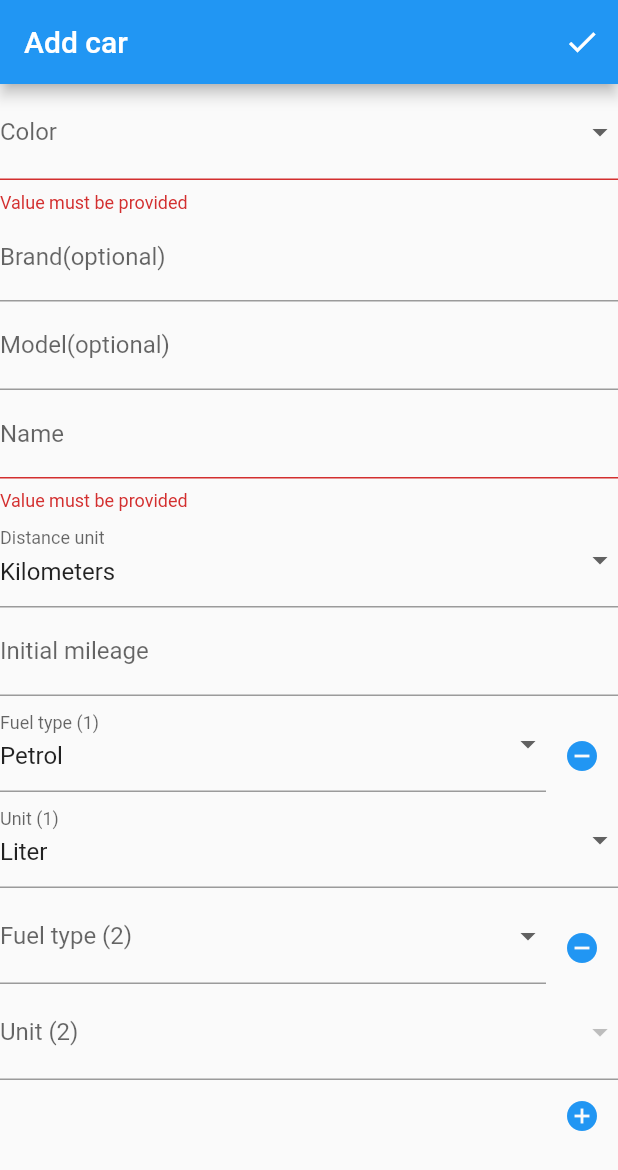
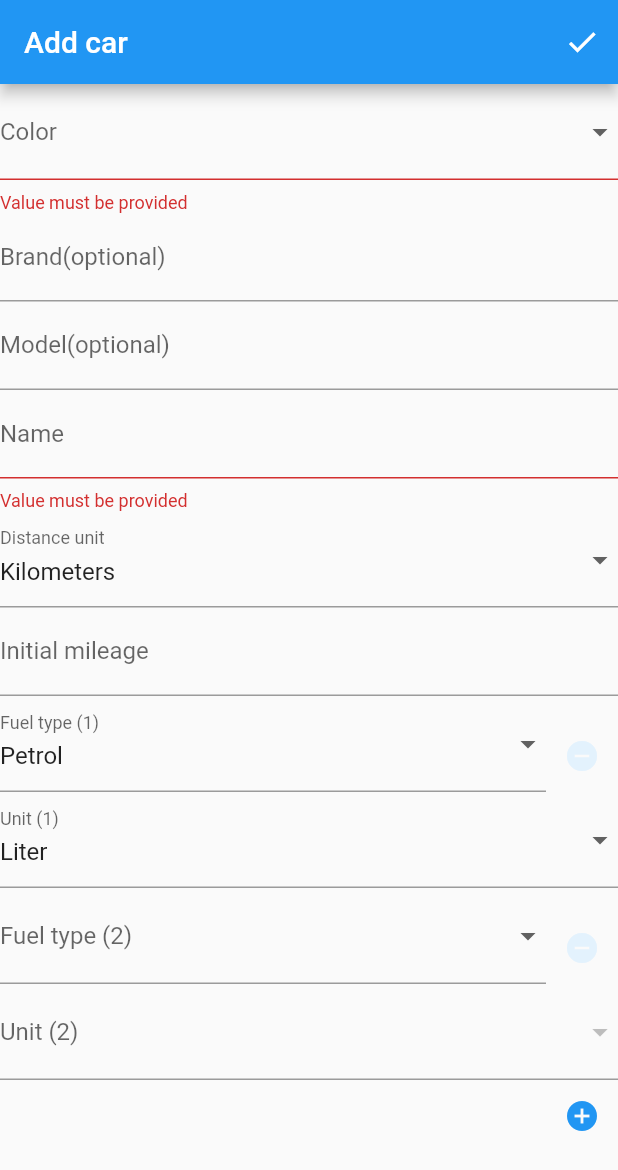
Before and after one commit to 0xym/car_cash, a Flutter app: the screen it shows after launch, after a tap on the "check" icon, after a tap on the "add circle" icon, on a phone screen of 412 x 824 dp. Shown: the top 1170 px of the screen. Run offline on Flutter 3.47's test engine with Material 2 defaults, Android fonts, the phone set to English and light mode, and no system bars; our stand-ins replace shared_preferences, sqflite; accounts and stored records are empty.

Commit message:
updates/fixes after moving to Dart 2 (no more NPEs and obsolete members used

```diff
--- a/lib/screens/add_car_screen.dart
+++ b/lib/screens/add_car_screen.dart
@@ -74,13 +74,13 @@ class _AddCarScreenState extends State<AddCarScreen> {
   void _saveForm() {
     if (_formKey.currentState!.validate()) {
       _formKey.currentState!.save();
-      final cars = Provider.of<Cars>(context);
+      final cars = Provider.of<Cars>(context, listen: false);
       final oldMileage = cars.get(_car!.id)?.initialMileage;
       final requestUpdate =
           (oldMileage != null) && (oldMileage != _car!.initialMileage);
       cars.addCar(_car!..sanitize());
       if (requestUpdate) {
-        Provider.of<Refuelings>(context)
+        Provider.of<Refuelings>(context, listen: false)
             .recalculateTotalMileage(_car!.id!, _car!.initialMileage!);
       }
       if (widget._asMainScreen) {
@@ -98,11 +98,11 @@ class _AddCarScreenState extends State<AddCarScreen> {
         builder: (ctx) => AlertDialog(
               title: Text(loc.tr('deleteCarConfirmation')),
               actions: <Widget>[
-                FlatButton(
+                TextButton(
                   child: Text(loc.tr('cancelAction')),
                   onPressed: () => Navigator.of(context).pop(),
                 ),
-                FlatButton(
+                TextButton(
                   child: Text(loc.tr('deleteAction')),
                   onPressed: () {
                     Provider.of<Cars>(context).delete(_car!.id!);
--- a/lib/widgets/fuel_type_selection.dart
+++ b/lib/widgets/fuel_type_selection.dart
@@ -56,7 +56,7 @@ class FuelTypeSelectionWidget extends StatelessWidget {
               IconButton(
                 icon: Icon(Icons.remove_circle),
                 onPressed: () => onDeleted?.call(fuelIndex),
-                color: Theme.of(context).accentColor,
+                color: Theme.of(context).secondaryHeaderColor,
               ),
           ],
         ),
--- a/lib/widgets/number_form.dart
+++ b/lib/widgets/number_form.dart
@@ -6,7 +6,7 @@ const DEFAULT_PRECISION = 2;
 class NumberForm extends StatelessWidget {
   final void Function(String) onSaved;
   final void Function() onEditingComplete;
-  final String Function(double) valueToText;
+  final String Function(double?) valueToText;
   final String? Function(String?) validate;
   final String labelText;
   final TextEditingController _controller;
@@ -14,7 +14,7 @@ class NumberForm extends StatelessWidget {
   final FocusHandler focusHandler;
 
   NumberForm(
-      {required double initialValue,
+      {required double? initialValue,
       required this.valueToText,
       required this.onSaved,
       required this.onEditingComplete,
```
Also changed, not shown: lib/screens/add_expense_screen.dart (+7 -7 lines), 1 other file.
